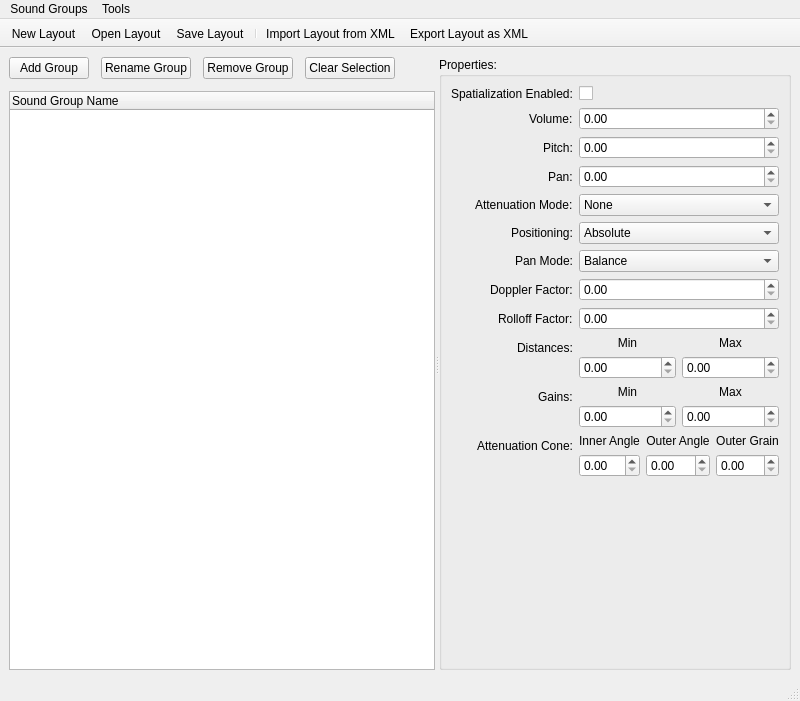
Above: Code/Source/Tools/SoundGroupManagerWindow.ui from hydexon/AudioEngineMA before the change. Below: the same form after it.
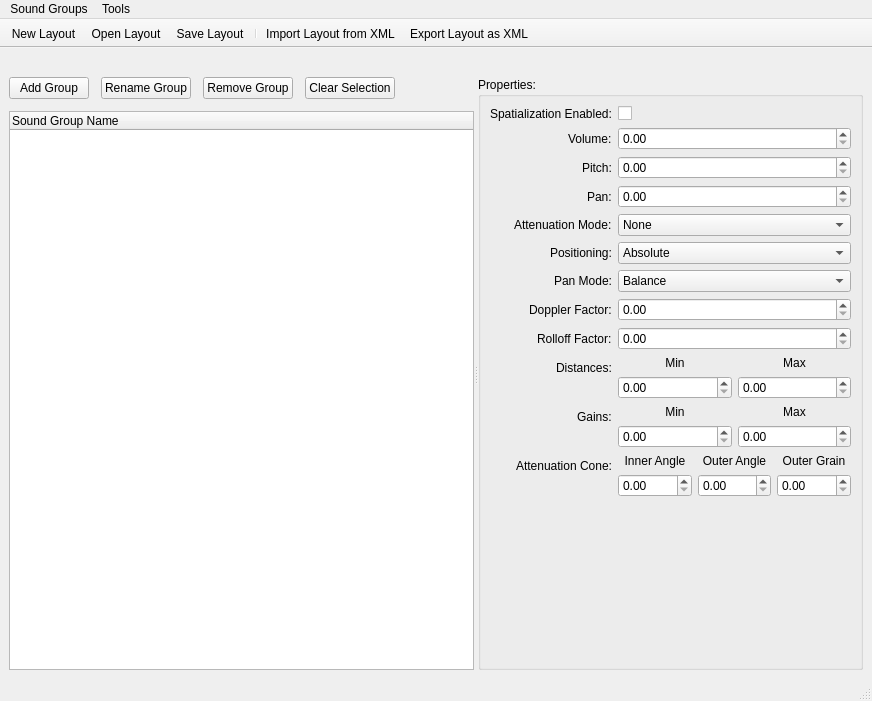
That is the form after the change. Icons and pictures are not drawn.

Commit message: A lot of work for New-Open-Save Sound Group layout operations

```diff
--- a/Code/Source/Tools/SoundGroupManagerWindow.ui
+++ b/Code/Source/Tools/SoundGroupManagerWindow.ui
@@ -6,7 +6,7 @@
    <rect>
     <x>0</x>
     <y>0</y>
-    <width>800</width>
+    <width>872</width>
     <height>701</height>
    </rect>
   </property>
@@ -15,6 +15,22 @@
   </property>
   <widget class="QWidget" name="centralwidget">
    <layout class="QVBoxLayout" name="verticalLayout_5">
+    <item>
+     <widget class="QLabel" name="lblFile">
+      <property name="sizePolicy">
+       <sizepolicy hsizetype="Preferred" vsizetype="Fixed">
+        <horstretch>0</horstretch>
+        <verstretch>0</verstretch>
+       </sizepolicy>
+      </property>
+      <property name="text">
+       <string/>
+      </property>
+      <property name="textFormat">
+       <enum>Qt::TextFormat::RichText</enum>
+      </property>
+     </widget>
+    </item>
     <item>
      <widget class="QSplitter" name="splitter">
       <property name="orientation">
@@ -426,7 +442,7 @@
     <rect>
      <x>0</x>
      <y>0</y>
-     <width>800</width>
+     <width>872</width>
      <height>23</height>
     </rect>
    </property>
```
The commit also changes 7 other files.
